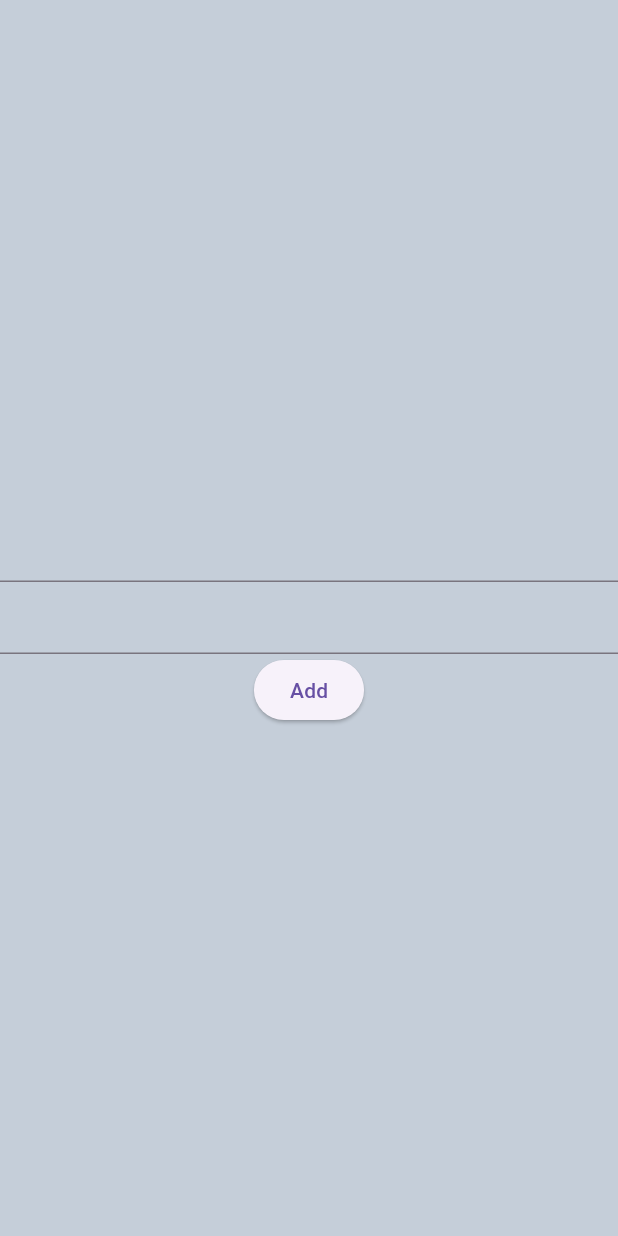
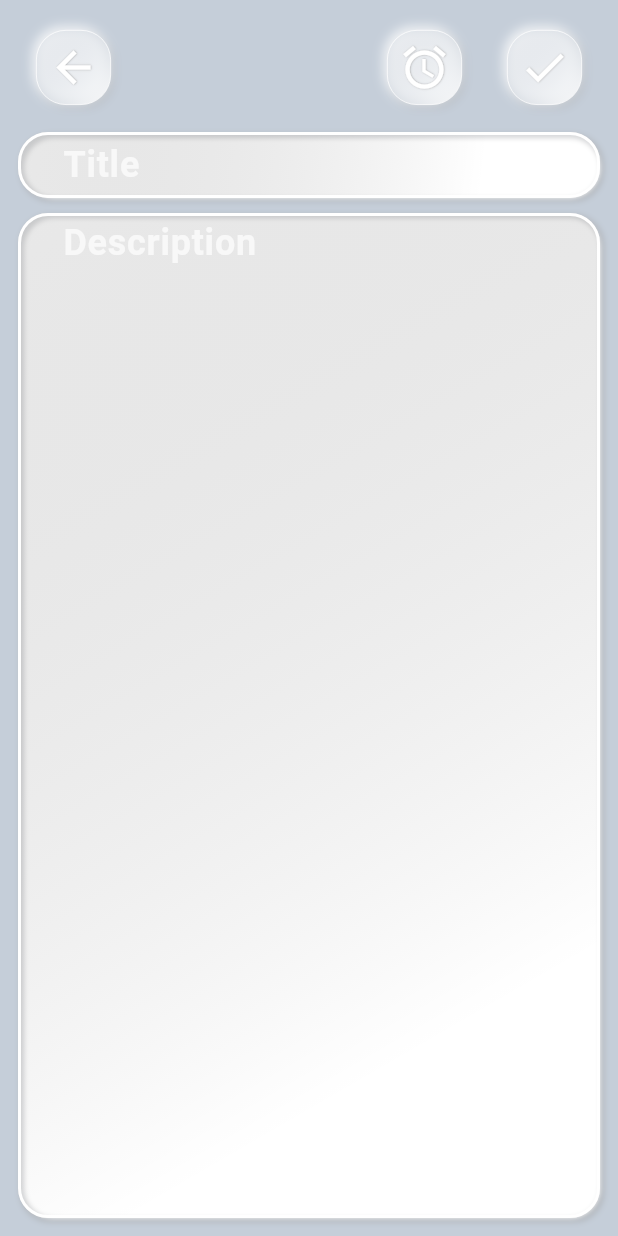
Before and after one commit to denissavishchev/justnote, a Flutter app: the MainScreen screen opened directly, after a tap on the "add circle" icon, on a phone screen of 412 x 824 dp. Run offline on Flutter 3.47's test engine with Material 3 defaults, Android fonts, the phone set to English and light mode, and no system bars; our stand-ins replace flutter_screenutil, hive, hive_flutter; accounts and stored records are empty.

Commit message:
add note without reminder

```diff
--- a/lib/provider.dart
+++ b/lib/provider.dart
@@ -17,7 +17,8 @@ class NotesProvider with ChangeNotifier {
       ..dateTime = DateTime.now().toString();
     final box = Boxes.addNoteToBase();
     box.add(note);
-
+    titleController.clear();
+    bodyController.clear();
     Navigator.pushReplacement(context,
         MaterialPageRoute(builder: (context) =>
         const MainScreen()));
--- a/lib/screens/add_note_screen.dart
+++ b/lib/screens/add_note_screen.dart
@@ -2,6 +2,9 @@ import 'package:flutter/material.dart';
 import 'package:justnote/constants.dart';
 import 'package:justnote/provider.dart';
 import 'package:provider/provider.dart';
+
+import '../widgets/button_widget.dart';
+import 'main_screen.dart';
 
 class AddNoteScreen extends StatelessWidget {
   const AddNoteScreen({Key? key}) : super(key: key);
@@ -15,13 +18,82 @@ class AddNoteScreen extends StatelessWidget {
         child: Consumer<NotesProvider>(
           builder: (context, data, _){
             return Column(
-              mainAxisAlignment: MainAxisAlignment.center,
               children: [
-                TextField(controller: data.titleController,),
-                TextField(controller: data.bodyController,),
-                ElevatedButton(
-                    onPressed: () => data.addNoteToBase(context),
-                    child: Text('Add')),
+                const SizedBox(height: 12,),
+                Container(
+                  color: Colors.transparent,
+                  height: size.height * 0.08,
+                  padding: const EdgeInsets.symmetric(horizontal: 24),
+                  child: Row(
+                    mainAxisAlignment: MainAxisAlignment.spaceBetween,
+                    children: [
+                      ButtonWidget(
+                          onTap: () => Navigator.pushReplacement(context,
+                              MaterialPageRoute(builder: (context) =>
+                              const MainScreen())),
+                        icon: Icons.arrow_back,
+                          ),
+                      const Spacer(),
+                      ButtonWidget(
+                          onTap: () => print('reminder'),
+                        icon: Icons.alarm,
+                          ),
+                      const SizedBox(width: 30,),
+                      ButtonWidget(
+                          onTap: () => data.addNoteToBase(context),
+                        icon: Icons.check,
+                          ),
+                    ],
+                  ),
+                ),
+                Container(
+                    height: 44,
+                    margin: const EdgeInsets.fromLTRB(12, 10, 12, 0),
+                    padding: const EdgeInsets.symmetric(horizontal: 24),
+                    decoration: insetDecoration,
+                    child: Center(
+                      child: TextField(
+                        controller: data.titleController,
+                        cursorColor: Colors.white,
+                        style: kBlackStyle,
+                        decoration: InputDecoration(
+                            isCollapsed: true,
+                            enabledBorder: const OutlineInputBorder(
+                              borderSide: BorderSide(color: Colors.transparent),
+                            ),
+                            focusedBorder: const OutlineInputBorder(
+                                borderSide: BorderSide(color: Colors.transparent)
+                            ),
+                            hintText: 'Title',
+                            hintStyle: TextStyle(fontSize: 24, color: Colors.white.withOpacity(0.7))
+                        ),
+                      ),
+                    )),
+                Expanded(
+                  child: Container(
+                      margin: const EdgeInsets.fromLTRB(12, 10, 12, 0),
+                      padding: const EdgeInsets.symmetric(horizontal: 24),
+                      decoration: insetDecoration,
+                      child: TextField(
+                        keyboardType: TextInputType.multiline,
+                        maxLines: null,
+                        controller: data.bodyController,
+                        cursorColor: Colors.white,
+                        style: kBlackStyle,
+                        decoration: InputDecoration(
+                            isCollapsed: true,
+                            enabledBorder: const OutlineInputBorder(
+                              borderSide: BorderSide(color: Colors.transparent),
+                            ),
+                            focusedBorder: const OutlineInputBorder(
+                                borderSide: BorderSide(color: Colors.transparent)
+                            ),
+                            hintText: 'Description',
+                            hintStyle: TextStyle(fontSize: 24, color: Colors.white.withOpacity(0.7))
+                        ),
+                      )),
+                ),
+                const SizedBox(height: 12,),
               ],
             );
           },
--- a/lib/screens/main_screen.dart
+++ b/lib/screens/main_screen.dart
@@ -38,6 +38,7 @@ class MainScreen extends StatelessWidget {
                               width: size.width,
                               child: ListView.builder(
                                   itemCount: box.length,
+                                  padding: const EdgeInsets.only(bottom: 100),
                                   itemBuilder: (context, index) {
                                     return Container(
                                       height: 44,
@@ -47,7 +48,16 @@ class MainScreen extends StatelessWidget {
                                       child: Row(
                                         mainAxisAlignment: MainAxisAlignment.spaceBetween,
                                         children: [
-                                          Text(notes[index].title, style: kBlackStyle,
+                                          Flexible(
+                                            child: SizedBox(
+                                              width: 250,
+                                              child: Text(notes[index].title,
+                                                maxLines: 1,
+                                                softWrap: false,
+                                                overflow: TextOverflow.fade,
+                                                style: kBlackStyle,
+                                              ),
+                                            ),
                                           ),
                                           Column(
                                             crossAxisAlignment: CrossAxisAlignment.end,
--- /dev/null
+++ b/lib/widgets/button_widget.dart
@@ -0,0 +1,62 @@
+import 'package:flutter/material.dart';
+import '../constants.dart';
+
+class ButtonWidget extends StatelessWidget {
+  const ButtonWidget({Key? key,
+    required this.onTap,
+    required this.icon}) : super(key: key);
+
+  final VoidCallback onTap;
+  final IconData icon;
+
+  @override
+  Widget build(BuildContext context) {
+    return GestureDetector(
+      onTap: onTap,
+      child: Container(
+        width: 50,
+        height: 50,
+        decoration: BoxDecoration(
+          borderRadius: const BorderRadius.all(Radius.circular(20)),
+          border: Border.all(width: 0.5, color: Colors.white),
+          boxShadow: [
+            BoxShadow(
+                color: Colors.grey.withOpacity(0.3),
+                blurRadius: 4,
+                spreadRadius: 0.5,
+                offset: const Offset(2, 2)),
+            BoxShadow(
+                color: Colors.white.withOpacity(0.8),
+                blurRadius: 6,
+                spreadRadius: 0.3,
+                offset: const Offset(-2, -2)),
+          ],
+          gradient: LinearGradient(
+            colors: [
+              kGrey.withOpacity(0.1),
+              Colors.white,
+
+            ],
+            begin: Alignment.topLeft,
+            end: Alignment.bottomRight,
+            stops: const [0, 1],
+          ),
+        ),
+        child: Icon(icon,
+            shadows: [
+              BoxShadow(
+                  color: Colors.grey.withOpacity(0.9),
+                  blurRadius: 1,
+                  spreadRadius: 1,
+                  offset: const Offset(0.25, 0.3)),
+              BoxShadow(
+                  color: Colors.white.withOpacity(0.1),
+                  blurRadius: 10,
+                  spreadRadius: -12,
+                  offset: const Offset(-0.8, -0.8)),
+            ],
+            size: 34, color: Colors.white),
+      ),
+    );
+  }
+}
```
